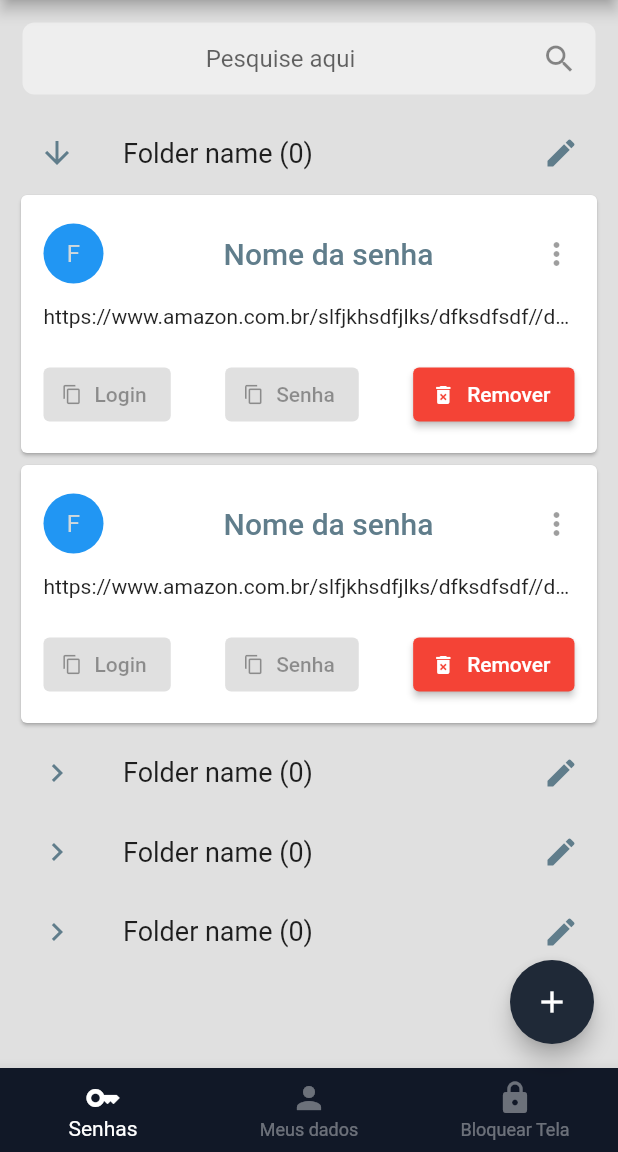
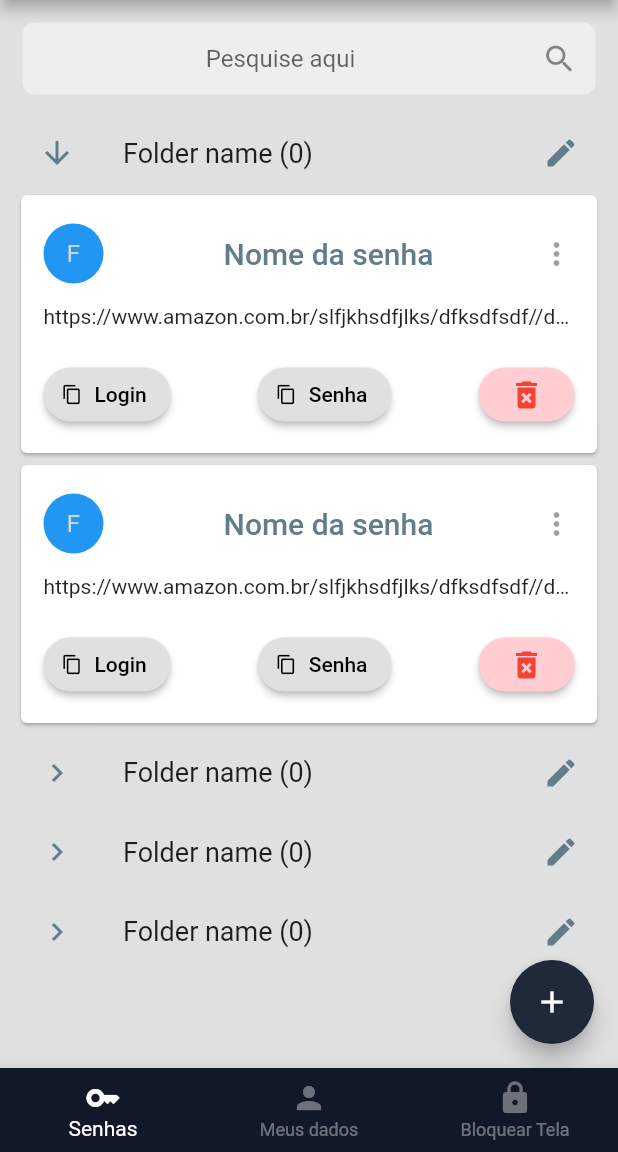
Before and after one commit to lluukinha/winkle-app, a Flutter app: the DashboardScreen screen opened by its route, after a tap on the "chevron right" icon, on a phone screen of 412 x 824 dp, the part 84-1236 px from its top. Run offline on Flutter 3.47's test engine with Material 2 defaults, Android fonts, the phone set to English and light mode, and no system bars; network calls fail.

Commit message:
PasswordCard - buttons stylization

```diff
--- a/lib/Components/Dashboard/Passwords/password_card.dart
+++ b/lib/Components/Dashboard/Passwords/password_card.dart
@@ -1,3 +1,4 @@
+import 'package:flutter/services.dart';
 import 'package:flutter/material.dart';
 import 'package:url_launcher/url_launcher.dart';
 import 'package:winkle/Screens/Dashboard/Passwords/edit_password_screen.dart';
@@ -29,6 +30,17 @@ class PasswordCard extends StatelessWidget {
 
   void moveFolder(int item) {
     print(item);
+  }
+
+  void copyText(String text, BuildContext context) {
+    Clipboard.setData(ClipboardData(text: text));
+
+    ScaffoldMessenger.of(context).showSnackBar(
+      const SnackBar(
+          duration: Duration(milliseconds: 500),
+          backgroundColor: Colors.green,
+          content: Text('Texto copiado para sua área de transferência.')),
+    );
   }
 
   @override
@@ -101,19 +113,44 @@ class PasswordCard extends StatelessWidget {
                         ElevatedButton.icon(
                           icon: const Icon(Icons.copy, size: 14),
                           label: const Text("Login"),
-                            onPressed: null),
+                          onPressed: () {
+                            copyText("your text", context);
+                          },
+                          style: ElevatedButton.styleFrom(
+                            primary: Colors.grey.shade300,
+                            onPrimary: Colors.black,
+                            shape: RoundedRectangleBorder(
+                              borderRadius: BorderRadius.circular(25),
+                            ),
+                          ),
+                        ),
                         ElevatedButton.icon(
                           icon: const Icon(Icons.copy, size: 14),
                           label: const Text("Senha"),
-                            onPressed: null),
-                        ElevatedButton.icon(
-                            style:
-                                ElevatedButton.styleFrom(primary: Colors.red),
-                            icon: const Icon(Icons.delete_forever, size: 16),
-                            label: const Text("Remover"),
+                          onPressed: () {
+                            copyText("sua senha", context);
+                          },
+                          style: ElevatedButton.styleFrom(
+                            primary: Colors.grey.shade300,
+                            onPrimary: Colors.black,
+                            shape: RoundedRectangleBorder(
+                              borderRadius: BorderRadius.circular(25),
+                            ),
+                          ),
+                        ),
+                        ElevatedButton(
+                          child: const Icon(Icons.delete_forever),
                           onPressed: () {
                             print('remove');
-                            })
+                          },
+                          style: ElevatedButton.styleFrom(
+                            primary: Colors.red.shade100,
+                            onPrimary: Colors.red,
+                            shape: RoundedRectangleBorder(
+                              borderRadius: BorderRadius.circular(25),
+                            ),
+                          ),
+                        )
                       ],
                     )
                   ],
```
Lines whose indentation alone changed are shown as unchanged.
